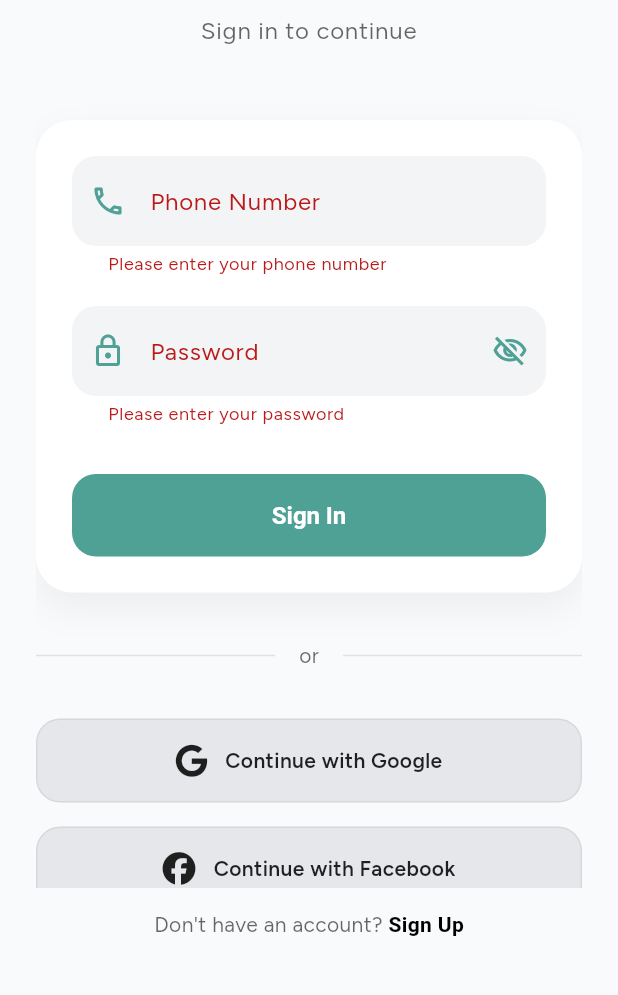
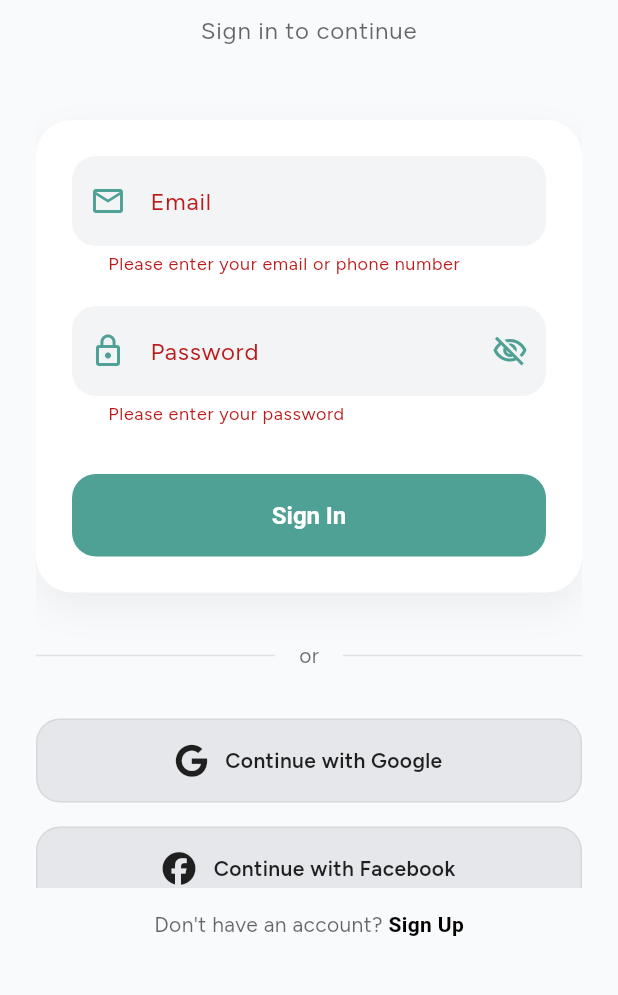
Before and after one commit to Saif64/khata, a Flutter app: the screen it shows after launch, after a tap on "Sign In", on a phone screen of 412 x 824 dp, the part 240-1235 px from its top. Run offline on Flutter 3.47's test engine with Material 3 defaults, Android fonts, the phone set to English and light mode, and no system bars; our stand-ins replace equatable, flutter_bloc, flutter_dotenv, font_awesome_flutter, fpdart, get_it and 4 more; accounts and stored records are empty.

Commit message:
Add Auth with email and password for basic login for now

```diff
--- a/data/lib/features/auth/datasources/remote_datasource/auth_remote_datasource.dart
+++ b/data/lib/features/auth/datasources/remote_datasource/auth_remote_datasource.dart
@@ -13,8 +13,8 @@ abstract class AuthRemoteDataSource {
     String? profileUrl,
   });
 
-  Future<Either<AuthFailure, UserEntity>> signInWithPhone({
-    required String phone,
+  Future<Either<AuthFailure, UserEntity>> signInWithEmail({
+    required String email,
     required String password,
   });
 
@@ -44,8 +44,14 @@ class AuthRemoteDataSourceImpl implements AuthRemoteDataSource {
   }) async {
     try {
       final response = await supabaseClient.auth.signUp(
-        phone: phone,
+        email: phone, // Continue using phone for email-based auth
         password: password,
+        data: {
+          'name': name,
+          'phone': phone,
+          'email': email,
+          'profile_url': profileUrl,
+        },
       );
 
       if (response.user == null) {
@@ -53,18 +59,8 @@ class AuthRemoteDataSourceImpl implements AuthRemoteDataSource {
             'User with this phone already exists or another error occurred.'));
       }
 
-      final userId = response.user!.id;
-
-      await supabaseClient.from('profiles').insert({
-        'id': userId,
-        'name': name,
-        'phone': phone,
-        'email': email,
-        'profile_url': profileUrl,
-      });
-
       return Right(UserEntity(
-        id: userId,
+        id: response.user!.id,
         name: name,
         phone: phone,
         email: email,
@@ -86,18 +82,18 @@ class AuthRemoteDataSourceImpl implements AuthRemoteDataSource {
   }
 
   @override
-  Future<Either<AuthFailure, UserEntity>> signInWithPhone({
-    required String phone,
+  Future<Either<AuthFailure, UserEntity>> signInWithEmail({
+    required String email,
     required String password,
   }) async {
     try {
       final response = await supabaseClient.auth.signInWithPassword(
-        phone: phone,
+        email: email,
         password: password,
       );
 
       if (response.user == null) {
-        return Left(InvalidCredentialsFailure('Invalid phone or password.'));
+        return Left(InvalidCredentialsFailure('Invalid email or password.'));
       }
 
       final userId = response.user!.id;
@@ -121,7 +117,7 @@ class AuthRemoteDataSourceImpl implements AuthRemoteDataSource {
       ));
     } on AuthException catch (e) {
       if (e.message.toLowerCase().contains('invalid login credentials')) {
-        return Left(InvalidCredentialsFailure('Invalid phone or password.'));
+        return Left(InvalidCredentialsFailure('Invalid email or password.'));
       }
       if (e.message.toLowerCase().contains('network')) {
         return Left(NetworkFailure('Please check your internet connection.'));
--- a/data/lib/features/auth/repositories/auth_repository_impl.dart
+++ b/data/lib/features/auth/repositories/auth_repository_impl.dart
@@ -33,12 +33,12 @@ class AuthRepositoryImpl implements AuthRepository {
   }
 
   @override
-  Future<Either<AuthFailure, UserEntity>> signInWithPhone({
-    required String phone,
+  Future<Either<AuthFailure, UserEntity>> signInWithEmail({
+    required String email,
     required String password,
   }) async {
-    final failureOrUser = await remoteDataSource.signInWithPhone(
-      phone: phone,
+    final failureOrUser = await remoteDataSource.signInWithEmail(
+      email: email,
       password: password,
     );
     failureOrUser.fold(
--- a/domain/lib/features/auth/repositories/auth_repository.dart
+++ b/domain/lib/features/auth/repositories/auth_repository.dart
@@ -12,8 +12,8 @@ abstract class AuthRepository {
     String? profileUrl,
   });
 
-  Future<Either<AuthFailure, UserEntity>> signInWithPhone({
-    required String phone,
+  Future<Either<AuthFailure, UserEntity>> signInWithEmail({
+    required String email,
     required String password,
   });
 
--- a/presentation/lib/src/features/auth/presentation/screens/sign_in_screen.dart
+++ b/presentation/lib/src/features/auth/presentation/screens/sign_in_screen.dart
@@ -18,7 +18,7 @@ class SignInScreen extends StatefulWidget {
 class _SignInScreenState extends State<SignInScreen>
     with TickerProviderStateMixin {
   final _formKey = GlobalKey<FormState>();
-  final _phoneController = TextEditingController();
+  final _emailController = TextEditingController();
   final _passwordController = TextEditingController();
   bool _isLoading = false;
   bool _obscurePassword = true;
@@ -40,7 +40,7 @@ class _SignInScreenState extends State<SignInScreen>
 
   @override
   void dispose() {
-    _phoneController.dispose();
+    _emailController.dispose();
     _passwordController.dispose();
     _animationController.dispose();
     super.dispose();
@@ -48,8 +48,8 @@ class _SignInScreenState extends State<SignInScreen>
 
   void _signIn(BuildContext context) {
     if (_formKey.currentState!.validate()) {
-      context.read<AuthBloc>().add(SignInWithPhoneRequested(
-            phone: _phoneController.text,
+      context.read<AuthBloc>().add(SignInWithEmailRequested(
+            email: _emailController.text,
             password: _passwordController.text,
           ));
     }
@@ -160,19 +160,19 @@ class _SignInScreenState extends State<SignInScreen>
                               child: Column(
                                 children: [
                                   TextFormField(
-                                    controller: _phoneController,
+                                    controller: _emailController,
                                     decoration: InputDecoration(
-                                      labelText: 'Phone Number',
+                                      labelText: 'Email',
                                       prefixIcon: Icon(
-                                        Icons.phone_outlined,
+                                        Icons.email_outlined,
                                         color: colorScheme.primary,
                                       ),
                                       fillColor: colorScheme.inputFill,
                                     ),
-                                    keyboardType: TextInputType.phone,
+                                    keyboardType: TextInputType.emailAddress,
                                     validator: (value) {
                                       if (value == null || value.isEmpty) {
-                                        return 'Please enter your phone number';
+                                        return 'Please enter your email or phone number';
                                       }
                                       return null;
                                     },
--- a/presentation/lib/src/features/auth/presentation/screens/sign_up_screen.dart
+++ b/presentation/lib/src/features/auth/presentation/screens/sign_up_screen.dart
@@ -17,9 +17,9 @@ class _SignUpScreenState extends State<SignUpScreen>
     with TickerProviderStateMixin {
   final _formKey = GlobalKey<FormState>();
   final _nameController = TextEditingController();
-  final _phoneController = TextEditingController();
+  final _emailController =
+      TextEditingController(); // Changed from _phoneController
   final _passwordController = TextEditingController();
-  final _emailController = TextEditingController();
   final _profileUrlController = TextEditingController();
   bool _isLoading = false;
   bool _obscurePassword = true;
@@ -42,9 +42,8 @@ class _SignUpScreenState extends State<SignUpScreen>
   @override
   void dispose() {
     _nameController.dispose();
-    _phoneController.dispose();
+    _emailController.dispose(); // Changed from _phoneController
     _passwordController.dispose();
-    _emailController.dispose();
     _profileUrlController.dispose();
     _animationController.dispose();
     super.dispose();
@@ -54,9 +53,10 @@ class _SignUpScreenState extends State<SignUpScreen>
     if (_formKey.currentState!.validate()) {
       context.read<AuthBloc>().add(SignUpRequested(
             name: _nameController.text,
-            phone: _phoneController.text,
+            phone: _emailController
+                .text, // Using email controller for the phone number
             password: _passwordController.text,
-            email: _emailController.text.isEmpty ? null : _emailController.text,
+            email: null, // No longer a separate field
             profileUrl: _profileUrlController.text.isEmpty
                 ? null
                 : _profileUrlController.text,
@@ -175,35 +175,24 @@ class _SignUpScreenState extends State<SignUpScreen>
                                   ),
                                   const SizedBox(height: 16),
                                   TextFormField(
-                                    controller: _phoneController,
+                                    controller:
+                                        _emailController, // Changed from _phoneController
                                     decoration: InputDecoration(
-                                      labelText: 'Phone Number',
+                                      labelText: 'Email', // Updated Label
                                       prefixIcon: Icon(
-                                        Icons.phone_outlined,
+                                        Icons.email_outlined, // Changed Icon
                                         color: colorScheme.primary,
                                       ),
                                       fillColor: colorScheme.inputFill,
                                     ),
-                                    keyboardType: TextInputType.phone,
+                                    keyboardType: TextInputType
+                                        .phone, // Keyboard type remains phone
                                     validator: (value) {
                                       if (value == null || value.isEmpty) {
                                         return 'Please enter your phone number';
                                       }
                                       return null;
                                     },
-                                  ),
-                                  const SizedBox(height: 16),
-                                  TextFormField(
-                                    controller: _emailController,
-                                    decoration: InputDecoration(
-                                      labelText: 'Email (Optional)',
-                                      prefixIcon: Icon(
-                                        Icons.email_outlined,
-                                        color: colorScheme.primary,
-                                      ),
-                                      fillColor: colorScheme.inputFill,
-                                    ),
-                                    keyboardType: TextInputType.emailAddress,
                                   ),
                                   const SizedBox(height: 16),
                                   TextFormField(
--- a/presentation/lib/src/features/auth/provider/auth/auth_bloc.dart
+++ b/presentation/lib/src/features/auth/provider/auth/auth_bloc.dart
@@ -53,10 +53,10 @@ class AuthBloc extends Bloc<AuthEvent, AuthState> {
       );
     });
 
-    on<SignInWithPhoneRequested>((event, emit) async {
+    on<SignInWithEmailRequested>((event, emit) async {
       emit(const AuthLoading());
-      final failureOrUser = await _authRepository.signInWithPhone(
-        phone: event.phone,
+      final failureOrUser = await _authRepository.signInWithEmail(
+        email: event.email,
         password: event.password,
       );
       failureOrUser.fold(
--- a/presentation/lib/src/features/auth/provider/auth/auth_event.dart
+++ b/presentation/lib/src/features/auth/provider/auth/auth_event.dart
@@ -27,17 +27,17 @@ class SignUpRequested extends AuthEvent {
   List<Object?> get props => [name, phone, password, email, profileUrl];
 }
 
-class SignInWithPhoneRequested extends AuthEvent {
-  final String phone;
+class SignInWithEmailRequested extends AuthEvent {
+  final String email;
   final String password;
 
-  const SignInWithPhoneRequested({
-    required this.phone,
+  const SignInWithEmailRequested({
+    required this.email,
     required this.password,
   });
 
   @override
-  List<Object?> get props => [phone, password];
+  List<Object?> get props => [email, password];
 }
 
 class SignInWithGoogleRequested extends AuthEvent {
--- a/presentation/lib/src/features/home/presentation/screens/home_screen.dart
+++ b/presentation/lib/src/features/home/presentation/screens/home_screen.dart
@@ -13,6 +13,7 @@ class HomeScreen extends StatelessWidget {
     return Scaffold(
       appBar: AppBar(
         title: const Text('Home'),
+        automaticallyImplyLeading: false,
         actions: [
           IconButton(
             icon: const Icon(Icons.logout),
```
